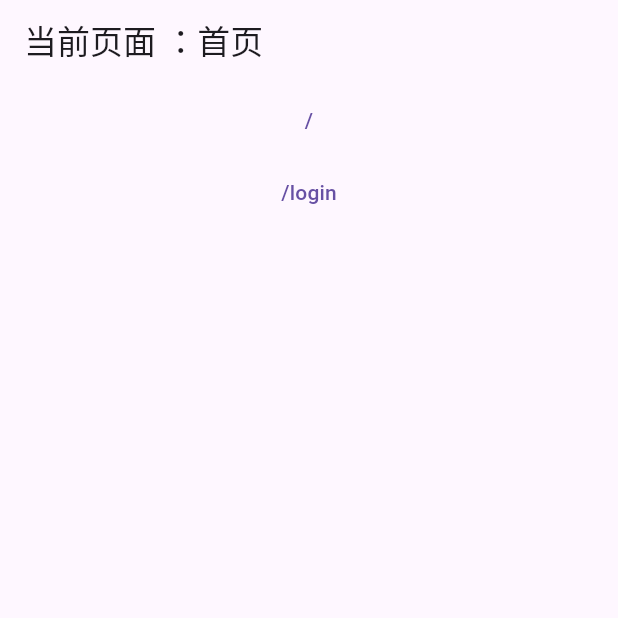
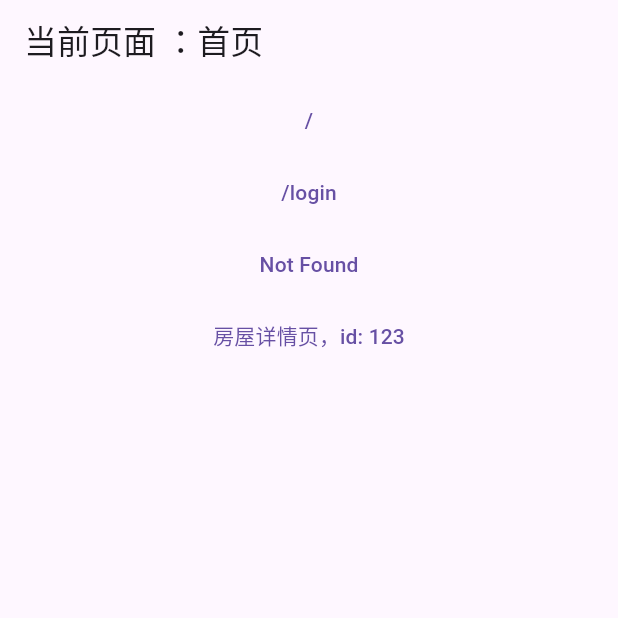
Before and after one commit to Shenchangxin/meaile_ui, a Flutter app: the screen it shows after launch, on a phone screen of 412 x 824 dp, the top half of it. Run offline on Flutter 3.47's test engine with Material 3 defaults, Android fonts, the light colour scheme and no system bars; our stand-ins replace fluro.

Commit message:
添加登陆注册页面以及错误页面路由

```diff
--- a/lib/application.dart
+++ b/lib/application.dart
@@ -1,7 +1,5 @@
 import 'package:fluro/fluro.dart';
 import 'package:flutter/material.dart';
-import 'package:meaile_ui/pages/home/index.dart';
-import 'package:meaile_ui/pages/login.dart';
 import 'package:meaile_ui/routes.dart';
 
 class Application extends StatelessWidget {
@@ -12,6 +10,7 @@ class Application extends StatelessWidget {
     final router = FluroRouter();
     Routes.configureRoutes(router);
     return MaterialApp(
+      theme: ThemeData(primaryColor: Colors.green),
       onGenerateRoute: router.generator,
     );
   }
--- a/lib/routes.dart
+++ b/lib/routes.dart
@@ -2,10 +2,15 @@ import 'package:fluro/fluro.dart';
 import 'package:flutter/material.dart';
 import 'package:meaile_ui/pages/home/index.dart';
 import 'package:meaile_ui/pages/login.dart';
+import 'package:meaile_ui/pages/not_found.dart';
+import 'package:meaile_ui/pages/recipe_detail/recipe_detail.dart';
+import 'package:meaile_ui/pages/register.dart';
 
 class Routes {
   static String home = '/';
   static String login = '/login';
+  static String register = '/register';
+  static String recipeDetail = '/recipe/:recipeId';
 
 
   static final Handler _homeHandler = Handler(
@@ -17,10 +22,28 @@ class Routes {
       return LoginPage();
     },
   );
+  static final Handler _registerHandler = Handler(
+    handlerFunc: (BuildContext? context, Map<String, dynamic> params) {
+      return RegisterPage();
+    },
+  );
+  static final Handler _notFound_Handler = Handler(
+    handlerFunc: (BuildContext? context, Map<String, dynamic> params) {
+      return NotFoundPage();
+    },
+  );
+  static final Handler _recipeDetail_Handler = Handler(
+    handlerFunc: (BuildContext? context, Map<String, dynamic> params) {
+      return RecipeDetailPage(recipeId: params['recipeId'][0]);
+    },
+  );
 
   static void configureRoutes(FluroRouter router){
     router.define(home,handler: _homeHandler);
     router.define(login,handler: _loginHandler);
+    router.define(register,handler: _registerHandler);
+    router.define(recipeDetail,handler: _recipeDetail_Handler);
+    router.notFoundHandler = _notFound_Handler;
   }
 
 }
--- a/lib/widgets/page_content.dart
+++ b/lib/widgets/page_content.dart
@@ -19,7 +19,13 @@ class PageContent extends StatelessWidget {
           },),
           TextButton(child: Text(Routes.login),onPressed: (){
             Navigator.pushNamed(context, Routes.login);
-          },)
+          },),
+          TextButton(child: Text('Not Found'),onPressed: (){
+            Navigator.pushNamed(context, '/notFound');
+          },),
+          TextButton(child: Text('房屋详情页，id: 123'),onPressed: (){
+            Navigator.pushNamed(context, '/recipe/123');
+          },),
         ],),
     );
     throw UnimplementedError();
```
Also changed, not shown: lib/pages/login.dart (+56 -2 lines), lib/pages/not_found.dart (added, +14 -0 lines), lib/pages/recipe_detail/recipe_detail.dart (added, +14 -0 lines), lib/pages/register.dart (added, +45 -0 lines), pubspec.lock.
